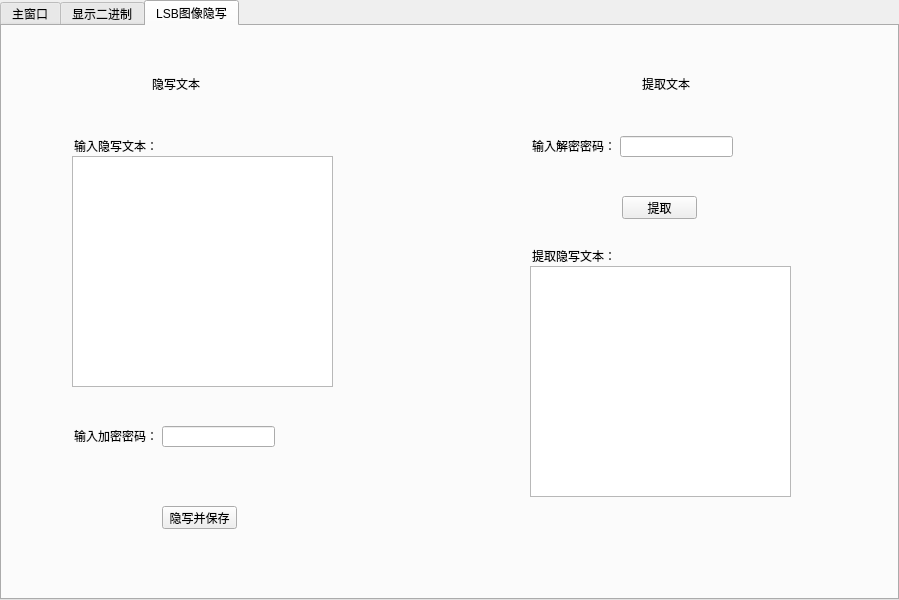
The window that mainwindow.ui (WoaW04/Misc_steg_tool) describes before a commit, drawn with Qt 5.
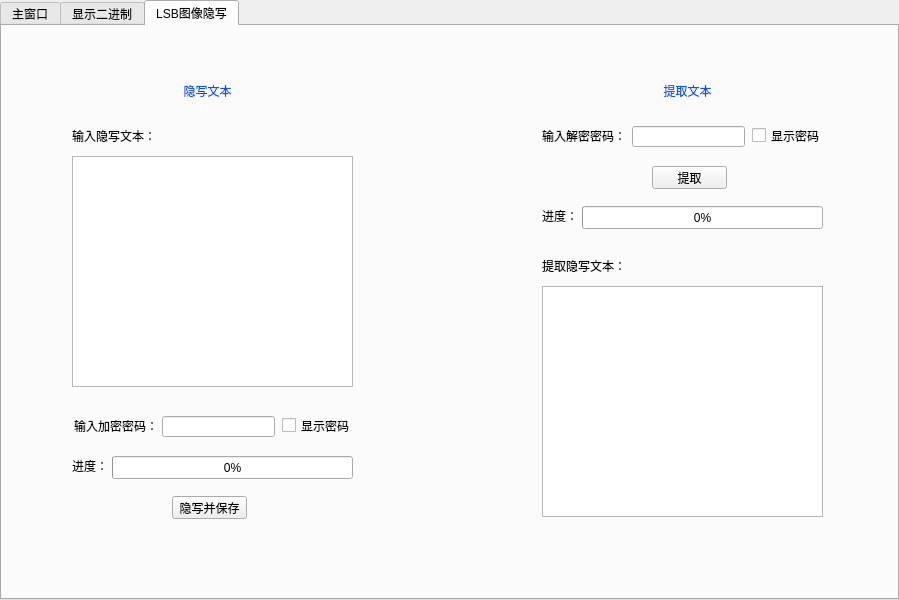
The same window after the commit.

Commit message:
UI新增板块优化_1
优化布局，加入显示密码功能和进度条

Diff of the .ui file:
```diff
--- a/mainwindow.ui
+++ b/mainwindow.ui
@@ -165,22 +165,29 @@
        <widget class="QLabel" name="label">
         <property name="geometry">
          <rect>
-          <x>150</x>
+          <x>170</x>
           <y>50</y>
-          <width>53</width>
-          <height>15</height>
+          <width>71</width>
+          <height>31</height>
          </rect>
         </property>
+        <property name="styleSheet">
+         <string notr="true">color: rgb(0, 85, 255);
+font: 12pt &quot;Microsoft YaHei UI&quot;;</string>
+        </property>
         <property name="text">
-         <string>隐写文本</string>
+         <string>&lt;html&gt;&lt;head/&gt;&lt;body&gt;&lt;p align=&quot;center&quot;&gt;隐写文本&lt;/p&gt;&lt;/body&gt;&lt;/html&gt;</string>
+        </property>
+        <property name="wordWrap">
+         <bool>false</bool>
         </property>
        </widget>
        <widget class="QLabel" name="label_2">
         <property name="geometry">
          <rect>
-          <x>72</x>
-          <y>110</y>
-          <width>101</width>
+          <x>70</x>
+          <y>100</y>
+          <width>81</width>
           <height>20</height>
          </rect>
         </property>
@@ -193,7 +200,7 @@
          <rect>
           <x>70</x>
           <y>130</y>
-          <width>261</width>
+          <width>281</width>
           <height>231</height>
          </rect>
         </property>
@@ -202,7 +209,7 @@
         <property name="geometry">
          <rect>
           <x>72</x>
-          <y>400</y>
+          <y>390</y>
           <width>81</width>
           <height>20</height>
          </rect>
@@ -215,7 +222,7 @@
         <property name="geometry">
          <rect>
           <x>160</x>
-          <y>400</y>
+          <y>390</y>
           <width>113</width>
           <height>21</height>
          </rect>
@@ -224,8 +231,8 @@
        <widget class="QPushButton" name="pushButton">
         <property name="geometry">
          <rect>
-          <x>160</x>
-          <y>480</y>
+          <x>170</x>
+          <y>470</y>
           <width>75</width>
           <height>23</height>
          </rect>
@@ -237,21 +244,25 @@
        <widget class="QLabel" name="label_4">
         <property name="geometry">
          <rect>
-          <x>640</x>
+          <x>650</x>
           <y>50</y>
-          <width>53</width>
-          <height>15</height>
+          <width>71</width>
+          <height>31</height>
          </rect>
         </property>
+        <property name="styleSheet">
+         <string notr="true">color: rgb(0, 85, 255);
+font: 12pt &quot;Microsoft YaHei UI&quot;;</string>
+        </property>
         <property name="text">
-         <string>提取文本</string>
+         <string>&lt;html&gt;&lt;head/&gt;&lt;body&gt;&lt;p align=&quot;center&quot;&gt;提取文本&lt;/p&gt;&lt;/body&gt;&lt;/html&gt;</string>
         </property>
        </widget>
        <widget class="QPushButton" name="pushButton_2">
         <property name="geometry">
          <rect>
-          <x>620</x>
-          <y>170</y>
+          <x>650</x>
+          <y>140</y>
           <width>75</width>
           <height>23</height>
          </rect>
@@ -263,9 +274,9 @@
        <widget class="QLabel" name="label_5">
         <property name="geometry">
          <rect>
-          <x>530</x>
-          <y>220</y>
-          <width>101</width>
+          <x>540</x>
+          <y>230</y>
+          <width>81</width>
           <height>20</height>
          </rect>
         </property>
@@ -276,8 +287,8 @@
        <widget class="QLineEdit" name="lineEdit_2">
         <property name="geometry">
          <rect>
-          <x>618</x>
-          <y>110</y>
+          <x>630</x>
+          <y>100</y>
           <width>113</width>
           <height>21</height>
          </rect>
@@ -286,9 +297,9 @@
        <widget class="QTextEdit" name="textEdit_2">
         <property name="geometry">
          <rect>
-          <x>528</x>
-          <y>240</y>
-          <width>261</width>
+          <x>540</x>
+          <y>260</y>
+          <width>281</width>
           <height>231</height>
          </rect>
         </property>
@@ -296,8 +307,8 @@
        <widget class="QLabel" name="label_6">
         <property name="geometry">
          <rect>
-          <x>530</x>
-          <y>110</y>
+          <x>540</x>
+          <y>100</y>
           <width>81</width>
           <height>20</height>
          </rect>
@@ -306,6 +317,84 @@
          <string>输入解密密码：</string>
         </property>
        </widget>
+       <widget class="QCheckBox" name="encodecheckBox">
+        <property name="geometry">
+         <rect>
+          <x>280</x>
+          <y>390</y>
+          <width>71</width>
+          <height>19</height>
+         </rect>
+        </property>
+        <property name="text">
+         <string>显示密码</string>
+        </property>
+       </widget>
+       <widget class="QCheckBox" name="decodecheckBox">
+        <property name="geometry">
+         <rect>
+          <x>750</x>
+          <y>100</y>
+          <width>71</width>
+          <height>19</height>
+         </rect>
+        </property>
+        <property name="text">
+         <string>显示密码</string>
+        </property>
+       </widget>
+       <widget class="QProgressBar" name="encodeprogressBar">
+        <property name="geometry">
+         <rect>
+          <x>110</x>
+          <y>430</y>
+          <width>241</width>
+          <height>23</height>
+         </rect>
+        </property>
+        <property name="value">
+         <number>0</number>
+        </property>
+       </widget>
+       <widget class="QLabel" name="encodelabel_4">
+        <property name="geometry">
+         <rect>
+          <x>70</x>
+          <y>430</y>
+          <width>31</width>
+          <height>20</height>
+         </rect>
+        </property>
+        <property name="text">
+         <string>进度：</string>
+        </property>
+       </widget>
+       <widget class="QLabel" name="decodelabel_4">
+        <property name="geometry">
+         <rect>
+          <x>540</x>
+          <y>180</y>
+          <width>31</width>
+          <height>20</height>
+         </rect>
+        </property>
+        <property name="text">
+         <string>进度：</string>
+        </property>
+       </widget>
+       <widget class="QProgressBar" name="decodeprogressBar">
+        <property name="geometry">
+         <rect>
+          <x>580</x>
+          <y>180</y>
+          <width>241</width>
+          <height>23</height>
+         </rect>
+        </property>
+        <property name="value">
+         <number>0</number>
+        </property>
+       </widget>
       </widget>
      </widget>
     </item>
```
Left out of the diff: 24 changed lines with no effect on the pictures. The commit also changes 1 other file.
